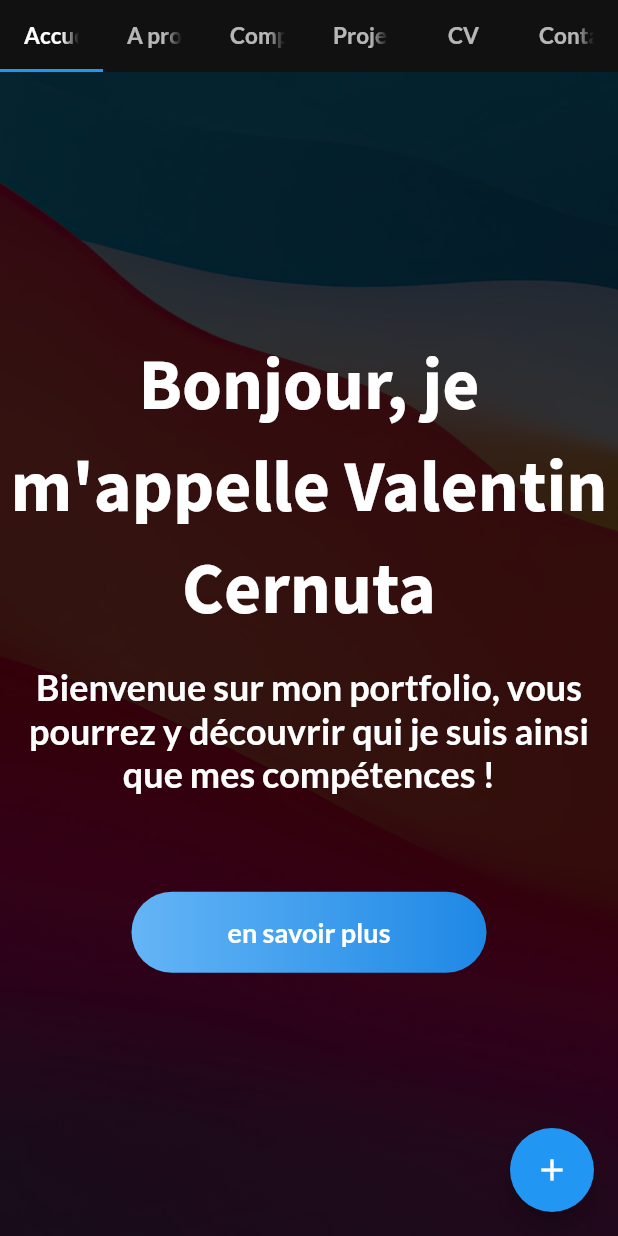
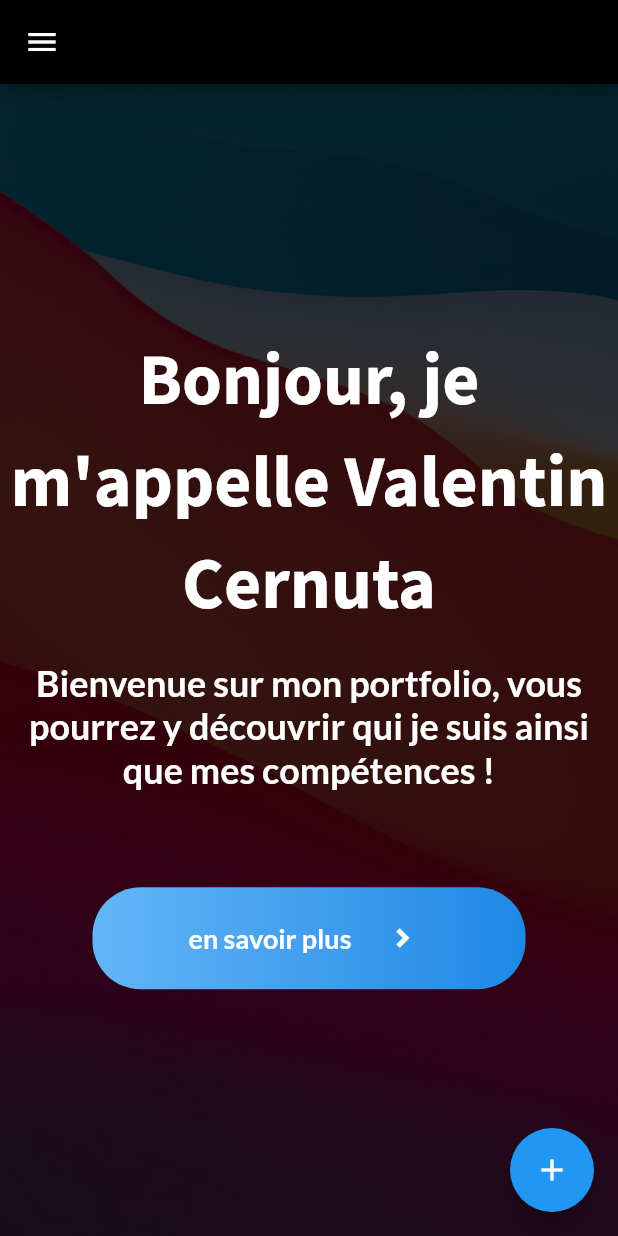
Before and after one commit to PaxTiz/flutter_portfolio, a Flutter app: the screen it shows after launch, on a phone screen of 412 x 824 dp. Run offline on Flutter 3.47's test engine with Material 2 defaults, Android fonts, the phone set to English and light mode, and no system bars; our stand-ins replace google_fonts; missing offline and left inert: dart:js.

Commit message:
feat(responsive): début du responsive desktop/mobile

```diff
--- a/lib/components/custom_button.dart
+++ b/lib/components/custom_button.dart
@@ -1,4 +1,5 @@
 import 'package:flutter/material.dart';
+import 'package:portfolio/icons.dart';
 
 import '../styles.dart';
 
@@ -20,10 +21,17 @@ class CustomButton extends StatelessWidget {
               borderRadius: BorderRadius.circular(32)),
           child: Padding(
             padding: EdgeInsets.symmetric(vertical: 16, horizontal: 64),
-            child: Text(
-              text.toLowerCase(),
-              style: styles["defaultText"]
-                  .copyWith(color: Colors.white, fontWeight: FontWeight.bold),
+            child: Row(
+              mainAxisSize: MainAxisSize.min,
+              children: [
+                Text(
+                  text.toLowerCase(),
+                  style: styles["defaultText"]
+                      .copyWith(color: Colors.white, fontWeight: FontWeight.bold),
+                ),
+                SizedBox(width: 16),
+                Icon(RemixIcons.chevron_right, size: 36, color: Colors.white)
+              ],
             ),
           ),
         ));
--- /dev/null
+++ b/lib/icons.dart
@@ -0,0 +1,14 @@
+import 'package:flutter/cupertino.dart';
+
+class RemixIcons {
+  // Menu
+  static const home = IconData(0xEE19, fontFamily: "Remix");
+  static const about = IconData(0xEA09, fontFamily: "Remix");
+  static const skills = IconData(0xF0F1, fontFamily: "Remix");
+  static const projects = IconData(0xF299, fontFamily: "Remix");
+  static const resume = IconData(0xEE4B, fontFamily: "Remix");
+  static const location = IconData(0xEF14, fontFamily: "Remix");
+
+  // Arrows
+  static const chevron_right = IconData(0xEA54, fontFamily: "Remix");
+}
--- a/lib/main.dart
+++ b/lib/main.dart
@@ -3,6 +3,7 @@ import 'dart:js' as js;
 import 'package:flutter/cupertino.dart';
 import 'package:flutter/material.dart';
 
+import 'icons.dart';
 import 'screens/about_screen.dart';
 import 'screens/home_screen.dart';
 import 'screens/resume_screen.dart';
@@ -33,9 +34,18 @@ class Application extends StatefulWidget {
   createState() => _Application();
 }
 
-class _Application extends State<Application> with SingleTickerProviderStateMixin {
+class _Application extends State<Application>
+    with SingleTickerProviderStateMixin {
   List screens;
   TabController controller;
+  List<Map> navItems = [
+    {"text": "Accueil", "icon": RemixIcons.home},
+    {"text": "A propos", "icon": RemixIcons.about},
+    {"text": "Compétences", "icon": RemixIcons.skills},
+    {"text": "Projets", "icon": RemixIcons.projects},
+    {"text": "CV", "icon": RemixIcons.resume},
+    {"text": "Contact", "icon": RemixIcons.location}
+  ];
 
   void _showSnackBar(BuildContext context) {
     final snack = SnackBar(
@@ -48,33 +58,119 @@ class _Application extends State<Application> with SingleTickerProviderStateMixi
     ScaffoldMessenger.of(context).showSnackBar(snack);
   }
 
+  void _scrollTo(int i) => controller.animateTo(i,
+      duration: Duration(milliseconds: 500), curve: Curves.elasticInOut);
+
+  Widget _buildResponsiveNavigation(Size size) {
+    if (size.width > 1000) {
+      return PreferredSize(
+        preferredSize: size,
+        child: DecoratedBox(
+          decoration: BoxDecoration(color: Color.fromRGBO(17, 17, 17, 1)),
+          child: TabBar(
+            overlayColor:
+                MaterialStateProperty.all(Color.fromRGBO(17, 17, 17, .5)),
+            labelStyle: styles["defaultText"]
+                .copyWith(fontSize: 15, fontWeight: FontWeight.bold),
+            physics: BouncingScrollPhysics(),
+            controller: controller,
+            tabs: [
+              Tab(
+                child: Row(
+                  mainAxisAlignment: MainAxisAlignment.center,
+                  children: [
+                    Icon(RemixIcons.home),
+                    SizedBox(width: 16),
+                    Text("Accueil")
+                  ],
+                ),
+              ),
+              Tab(
+                child: Row(
+                  mainAxisAlignment: MainAxisAlignment.center,
+                  children: [
+                    Icon(RemixIcons.about),
+                    SizedBox(width: 16),
+                    Text("A propos")
+                  ],
+                ),
+              ),
+              Tab(
+                child: Row(
+                  mainAxisAlignment: MainAxisAlignment.center,
+                  children: [
+                    Icon(RemixIcons.skills),
+                    SizedBox(width: 16),
+                    Text("Compétences")
+                  ],
+                ),
+              ),
+              Tab(
+                child: Row(
+                  mainAxisAlignment: MainAxisAlignment.center,
+                  children: [
+                    Icon(RemixIcons.projects),
+                    SizedBox(width: 16),
+                    Text("Projets")
+                  ],
+                ),
+              ),
+              Tab(
+                child: Row(
+                  mainAxisAlignment: MainAxisAlignment.center,
+                  children: [
+                    Icon(RemixIcons.resume),
+                    SizedBox(width: 16),
+                    Text("CV")
+                  ],
+                ),
+              ),
+              Tab(
+                child: Row(
+                  mainAxisAlignment: MainAxisAlignment.center,
+                  children: [
+                    Icon(RemixIcons.location),
+                    SizedBox(width: 16),
+                    Text("Contact")
+                  ],
+                ),
+              ),
+            ],
+          ),
+        ),
+      );
+    }
+
+    return Drawer(
+      child: ListView(
+        children: navItems.map((e) => ListTile(
+          title: Text(e['text']),
+          leading: Icon(e['icon']),
+          onTap: () => _scrollTo(navItems.indexOf(e)),
+        )).toList(),
+      ),
+    );
+  }
+
   @override
   void initState() {
     screens = <Widget>[
-      HomeScreen(onPressed: () {
-        setState(() {
-          controller.animateTo(1,
-              duration: Duration(milliseconds: 500), curve: Curves.elasticInOut);
-        });
-      }),
+      HomeScreen(onPressed: () => _scrollTo(1)),
       AboutScreen(),
       SkillsScreen(),
       WorksScreen(),
       ResumeScreen(),
-      HomeScreen(onPressed: () {
-        setState(() {
-          controller.animateTo(1);
-        });
-      })
+      HomeScreen(onPressed: () => _scrollTo(1))
     ];
     controller = TabController(vsync: this, length: screens.length);
     super.initState();
   }
 
-  // Color.fromRGBO(17, 17, 17, 1)
   @override
   Widget build(BuildContext context) {
     final size = Size(MediaQuery.of(context).size.width, 50);
+    final navigation = _buildResponsiveNavigation(size);
+
     return DefaultTabController(
       length: screens.length,
       initialIndex: 0,
@@ -84,26 +180,8 @@ class _Application extends State<Application> with SingleTickerProviderStateMixi
           child: Icon(Icons.add),
           backgroundColor: Colors.blue,
         ),
-        appBar: PreferredSize(
-          preferredSize: size,
-          child: DecoratedBox(
-            decoration: BoxDecoration(color: Color.fromRGBO(17, 17, 17, 1)),
-            child: TabBar(
-              overlayColor: MaterialStateProperty.all(Color.fromRGBO(17, 17, 17, .5)),
-              labelStyle: styles["defaultText"].copyWith(fontSize: 15, fontWeight: FontWeight.bold),
-              physics: BouncingScrollPhysics(),
-              controller: controller,
-              tabs: [
-                Tab(text: "Accueil"),
-                Tab(text: "A propos"),
-                Tab(text: "Compétences"),
-                Tab(text: "Projets"),
-                Tab(text: "CV"),
-                Tab(text: "Contact"),
-              ],
-            ),
-          ),
-        ),
+        appBar: navigation is PreferredSize ? navigation : AppBar(),
+        drawer: navigation is Drawer ? navigation : null,
         body: TabBarView(
           controller: controller,
           children: screens,
--- a/lib/screens/skills_screen.dart
+++ b/lib/screens/skills_screen.dart
@@ -42,9 +42,9 @@ class SkillsScreen extends StatelessWidget {
                   height: 32,
                 ),
                 GridView.count(
-                  crossAxisCount: 3,
+                  crossAxisCount: MediaQuery.of(context).size.width > 1100 ? 3 : 2,
                   shrinkWrap: true,
-                  childAspectRatio: 2.5,
+                  childAspectRatio: MediaQuery.of(context).size.width > 1100 ? 2.5 : 1.5,
                   physics: NeverScrollableScrollPhysics(),
                   children: sks
                       .map((e) => Row(
--- a/lib/screens/works_screen.dart
+++ b/lib/screens/works_screen.dart
@@ -1,6 +1,7 @@
 import 'dart:ui';
 
 import 'package:flutter/material.dart';
+import 'package:flutter_staggered_grid_view/flutter_staggered_grid_view.dart';
 import 'package:portfolio/components/custom_button.dart';
 import 'package:portfolio/styles.dart';
 
@@ -15,7 +16,6 @@ class WorksScreen extends StatelessWidget {
       "description":
           "En tant que projet du semestre 2 de DUT Informatique, nous avions dû réaliser un jeu en groupe de 2. Celui-ci s'inspire du Bomberman originel. Les technologies utiliséee sont Java et JavaFX. Il y a un menu principal, un menu de pause, un menu de mort ainsi que le jeu en lui-même, et il est même possible de recommencer une partie.",
       "image": "game.png",
-      "github": "https://github.com/vcernuta/projet-s2-lens",
     },
     {
       "title": "Bomberman",
@@ -36,7 +36,6 @@ class WorksScreen extends StatelessWidget {
       "description":
           "En tant que projet du semestre 2 de DUT Informatique, nous avions dû réaliser un jeu en groupe de 2. Celui-ci s'inspire du Bomberman originel. Les technologies utiliséee sont Java et JavaFX. Il y a un menu principal, un menu de pause, un menu de mort ainsi que le jeu en lui-même, et il est même possible de recommencer une partie.",
       "image": "game.png",
-      "github": "https://github.com/vcernuta/projet-s2-lens",
     },
   ];
 
@@ -48,15 +47,23 @@ class WorksScreen extends StatelessWidget {
       SizedBox(height: 16),
     ];
     if (item.containsKey("github")) {
-      itemContent.add(CustomButton(
+      itemContent.add(
+        CustomButton(
           text: "Lien vers Github",
           onTap: () {
             print(item["github"]);
-          }));
+          },
+        ),
+      );
     }
     return Container(
       width: itemWidth,
-      color: Colors.white,
+      decoration: BoxDecoration(
+          color: Colors.white,
+          borderRadius: BorderRadius.circular(16),
+          boxShadow: [
+            BoxShadow(color: Colors.black.withOpacity(.2), spreadRadius: 1, blurRadius: 5)
+          ]),
       child: Column(
         crossAxisAlignment: CrossAxisAlignment.start,
         children: [
@@ -65,8 +72,9 @@ class WorksScreen extends StatelessWidget {
             height: 300,
             child: DecoratedBox(
               decoration: BoxDecoration(
+                color: Colors.black,
                 backgroundBlendMode: BlendMode.darken,
-                color: Colors.black,
+                borderRadius: BorderRadius.circular(16),
                 image: DecorationImage(
                     image: AssetImage("assets/images/projects/${item["image"]}"),
                     fit: BoxFit.contain),
@@ -104,10 +112,14 @@ class WorksScreen extends StatelessWidget {
               children: [
                 H2("Mes projets"),
                 SizedBox(height: 32),
-                Wrap(
-                    spacing: 16,
-                    runSpacing: 16,
-                    children: projects.map((e) => this._buildItem(e, gridItem, context)).toList())
+                StaggeredGridView.count(
+                    shrinkWrap: true,
+                    crossAxisCount: 2,
+                    mainAxisSpacing: 16,
+                    crossAxisSpacing: 16,
+                    children: projects.map((e) => this._buildItem(e, gridItem, context)).toList(),
+                    staggeredTiles: List.generate(projects.length, (i) => StaggeredTile.fit(1)),
+                  )
               ],
             ),
           ),
--- a/pubspec.yaml
+++ b/pubspec.yaml
@@ -26,6 +26,7 @@ dependencies:
 
 
   google_fonts: ^1.1.1
+  flutter_staggered_grid_view: ^0.3.4
   # The following adds the Cupertino Icons font to your application.
   # Use with the CupertinoIcons class for iOS style icons.
   cupertino_icons: ^1.0.1
@@ -50,6 +51,7 @@ flutter:
   # To add assets to your application, add an assets section, like this:
   assets:
     - assets/images/
+    - assets/images/projects/
 
   # An image asset can refer to one or more resolution-specific "variants", see
   # https://flutter.dev/assets-and-images/#resolution-aware.
@@ -74,5 +76,9 @@ flutter:
   #       - asset: fonts/TrajanPro_Bold.ttf
   #         weight: 700
   #
+  fonts:
+    - family: Remix
+      fonts:
+        - asset: assets/remixicon.ttf
   # For details regarding fonts from package dependencies,
   # see https://flutter.dev/custom-fonts/#from-packages
```
Also changed, not shown: assets/remixicon.ttf (added), pubspec.lock.
